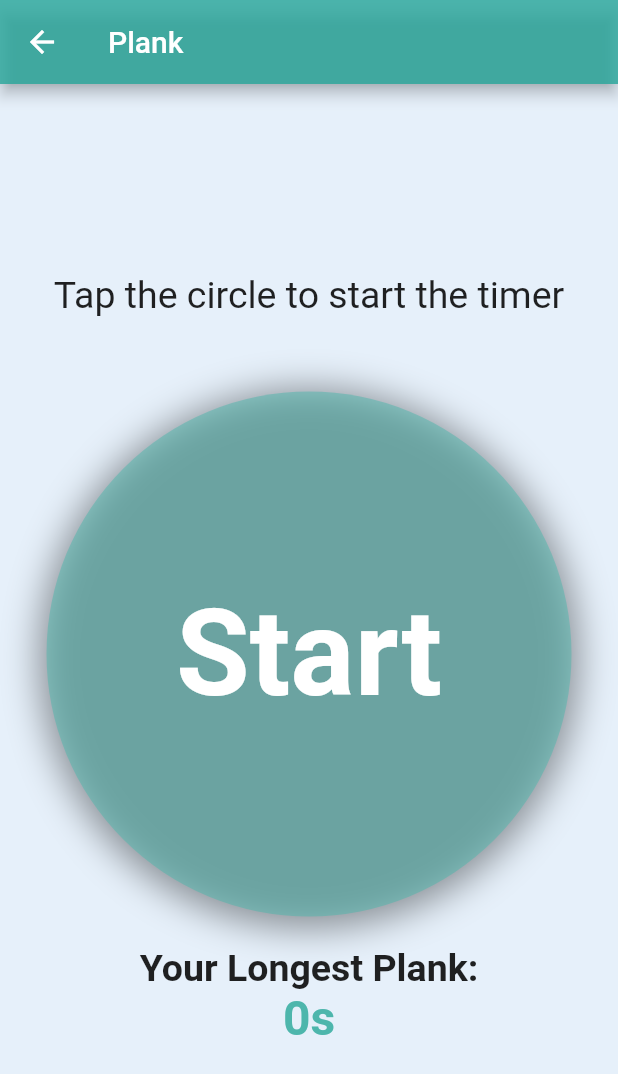
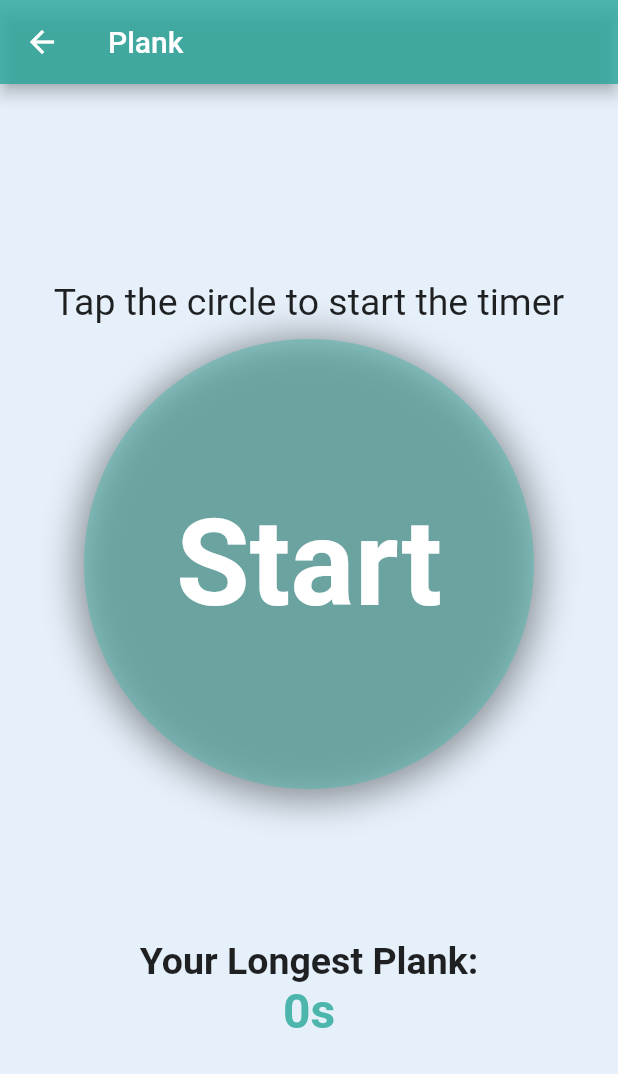
Before and after one commit to AhmedAlhashim/fitcore_trainer_app, a Flutter app: the PlankPage screen opened directly, on a phone screen of 412 x 824 dp. Shown: the top 1074 px of the screen. Run offline on Flutter 3.47's test engine with Material 2 defaults, Android fonts, the phone set to English and light mode, and no system bars; our stand-ins replace google_fonts.

Commit message:
Fix the UI Dimensions.

```diff
--- a/lib/plank_page_view.dart
+++ b/lib/plank_page_view.dart
@@ -23,12 +23,12 @@ class PlankPageView extends StatelessWidget {
             'Tap the circle to start the timer',
             style: TextStyle(fontSize: 25),
           ),
-          SizedBox(height: 50),
+          SizedBox(height: 10),
           GestureDetector(
             onTap: togglePlankTimer,
             child: Container(
-              width: 350,
-              height: 350,
+              width: 300,
+              height: 300,
               decoration: BoxDecoration(
                 shape: BoxShape.circle,
                 color: Color(0xFF4DB6AC).withOpacity(0.5),
@@ -58,7 +58,7 @@ class PlankPageView extends StatelessWidget {
               ),
             ),
           ),
-          SizedBox(height: 20),
+          SizedBox(height: 100),
           Text(
             'Your Longest Plank:',
             style: TextStyle(fontSize: 25, fontWeight: FontWeight.bold),
--- a/lib/push_ups_page_view.dart
+++ b/lib/push_ups_page_view.dart
@@ -41,8 +41,8 @@ class PushUpsPageView extends StatelessWidget {
           GestureDetector(
             onTap: incrementPushUps,
             child: Container(
-              width: 350,
-              height: 350,
+              width: 300,
+              height: 300,
               decoration: BoxDecoration(
                 shape: BoxShape.circle,
                 color: Color(0xFF4DB6AC).withOpacity(0.5),
@@ -89,7 +89,7 @@ class PushUpsPageView extends StatelessWidget {
             '$highestPushUpCount push-ups (${getRank(highestPushUpCount)})',
             style: TextStyle(fontSize: 20, color: Colors.grey),
           ),
-          SizedBox(height: 75),
+          SizedBox(height: 30),
           ElevatedButton(
             onPressed: resetPushUps,
             child: Text('Reset Count'),
```
Also changed, not shown: 1 other file.
